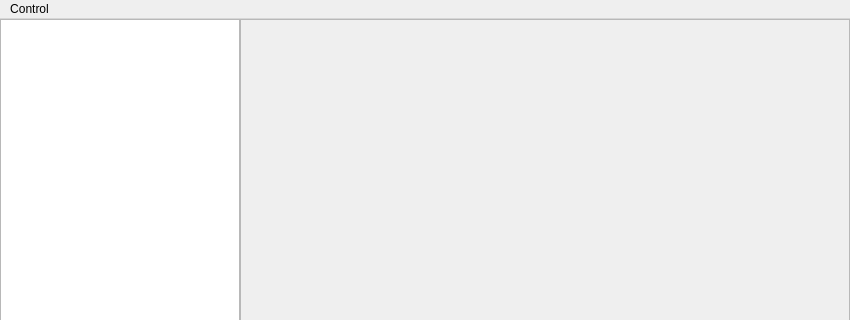
The window that openfreebuds_qt/designer/main_window.ui (melianmiko/OpenFreebuds) describes before a commit, drawn with Qt 5; both pictures show x 0 to 850 and y 0 to 320 of the 850 by 500 pixel window.
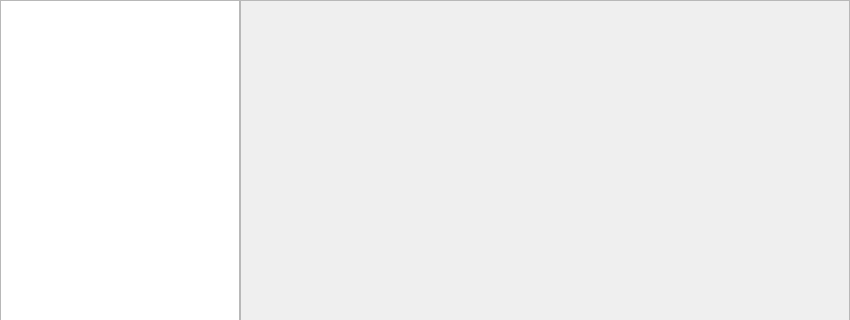
The same window after the commit.

```diff
--- a/openfreebuds_qt/designer/main_window.ui
+++ b/openfreebuds_qt/designer/main_window.ui
@@ -70,7 +70,7 @@
          <x>0</x>
          <y>0</y>
          <width>238</width>
-         <height>476</height>
+         <height>498</height>
         </rect>
        </property>
       </widget>
@@ -93,7 +93,7 @@
          <x>0</x>
          <y>0</y>
          <width>608</width>
-         <height>476</height>
+         <height>498</height>
         </rect>
        </property>
        <property name="sizePolicy">
@@ -110,23 +110,6 @@
     </item>
    </layout>
   </widget>
-  <widget class="QMenuBar" name="menubar">
-   <property name="geometry">
-    <rect>
-     <x>0</x>
-     <y>0</y>
-     <width>850</width>
-     <height>22</height>
-    </rect>
-   </property>
-   <widget class="QMenu" name="menuControl">
-    <property name="title">
-     <string>Control</string>
-    </property>
-    <addaction name="actionExit"/>
-   </widget>
-   <addaction name="menuControl"/>
-  </widget>
   <action name="actionExit">
    <property name="text">
     <string>Exit</string>
```
